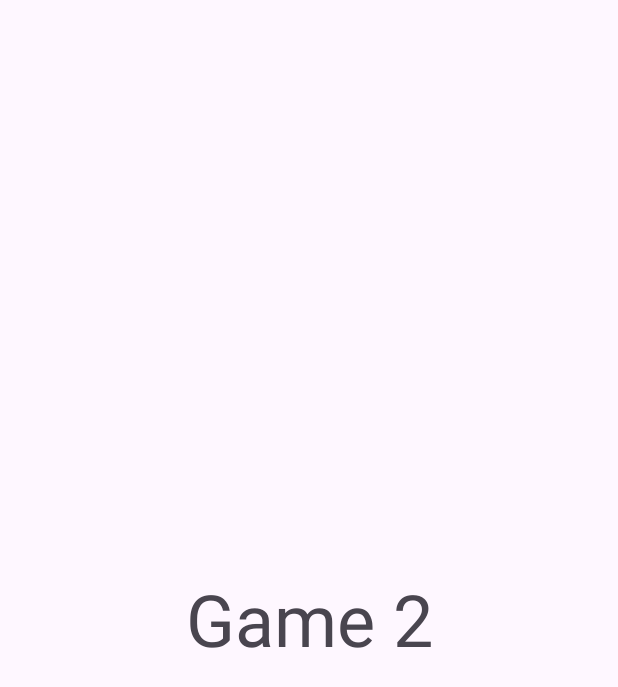
After one commit to ChalkyTea/ChessGame, an Android app: the Minigame2Activity screen opened directly, with no data from a screen before it, on a phone screen of 412 x 824 dp. The commit adds this screen. Shown: the top 687 px of the screen. Run offline under Robolectric (Android 15) with nearby library versions, the phone set to English and light mode, and no system bars; 1 statement that could not run was skipped.

```diff
--- /dev/null
+++ b/app/src/main/java/com/example/chessgame/Minigame2Activity.kt
@@ -0,0 +1,23 @@
+package com.example.chessgame
+
+import android.app.Activity
+import android.content.Intent
+import androidx.appcompat.app.AppCompatActivity
+import android.os.Bundle
+import android.os.Handler
+import android.os.Looper
+
+class Minigame2Activity : AppCompatActivity() {
+    override fun onCreate(savedInstanceState: Bundle?) {
+        super.onCreate(savedInstanceState)
+        setContentView(R.layout.activity_minigame2)
+
+        // Simulate the mini-game with a 5-second delay
+        Handler(Looper.getMainLooper()).postDelayed({
+            val intent = Intent()
+            intent.putExtra("RESULT", Math.random() > 0.5)  // Simulating a random result for now
+            setResult(Activity.RESULT_OK, intent)
+            finish()  // This will close the CaptureActivity and return to MainActivity
+        }, 5000)  // 5 seconds delay
+    }
+}
--- /dev/null
+++ b/app/src/main/res/layout/activity_minigame2.xml
@@ -0,0 +1,18 @@
+<?xml version="1.0" encoding="utf-8"?>
+<androidx.constraintlayout.widget.ConstraintLayout xmlns:android="http://schemas.android.com/apk/res/android"
+    xmlns:app="http://schemas.android.com/apk/res-auto"
+    xmlns:tools="http://schemas.android.com/tools"
+    android:layout_width="match_parent"
+    android:layout_height="match_parent">
+
+    <TextView
+        android:id="@+id/textView"
+        android:layout_width="wrap_content"
+        android:layout_height="wrap_content"
+        android:text="Game 2"
+        android:textSize="48sp"
+        app:layout_constraintBottom_toBottomOf="parent"
+        app:layout_constraintEnd_toEndOf="parent"
+        app:layout_constraintStart_toStartOf="parent"
+        app:layout_constraintTop_toTopOf="parent" />
+</androidx.constraintlayout.widget.ConstraintLayout>
```
Also changed, not shown: app/src/main/AndroidManifest.xml (+7 -1 lines), app/src/main/java/com/example/chessgame/MainActivity.kt (+23 -2 lines), app/src/main/java/com/example/chessgame/Minigame1Activity.kt (added, +124 -0 lines), app/src/main/res/layout/activity_minigame1.xml (added, +18 -0 lines), app/src/main/res/drawable/ball.png (added).
